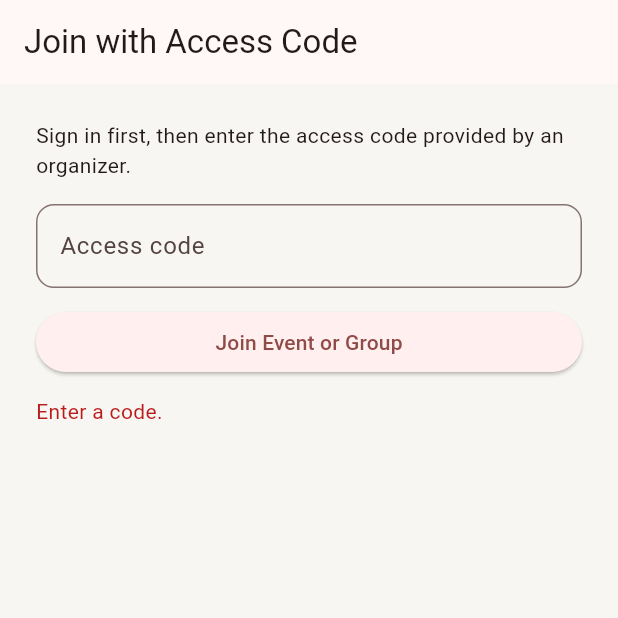
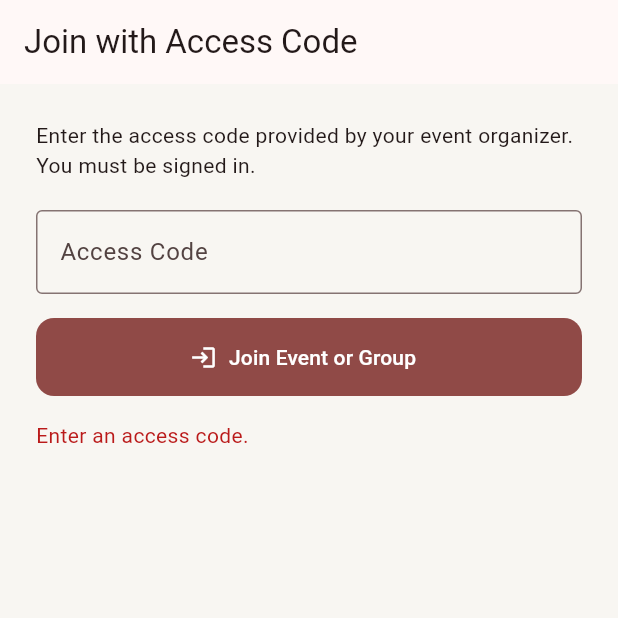
Before and after one commit to Walter926/temple-procession-tracker, a Flutter app: the JoinCodeScreen screen opened by its route, after a tap on "Join Event or Group", on a phone screen of 412 x 824 dp, the top half of it. Run offline on Flutter 3.47's test engine with Material 3 defaults, Android fonts, the light colour scheme and no system bars; our stand-ins replace cloud_firestore, cloud_functions, firebase_auth, firebase_core, firebase_messaging, firebase_storage and 5 more; accounts and stored records are empty.

Commit message:
Phase 23 Done

```diff
--- a/mobile_app/temple_procession_tracker_app/lib/features/auth/join_code_screen.dart
+++ b/mobile_app/temple_procession_tracker_app/lib/features/auth/join_code_screen.dart
@@ -1,10 +1,13 @@
 import 'package:cloud_functions/cloud_functions.dart';
+import 'package:firebase_auth/firebase_auth.dart';
 import 'package:flutter/material.dart';
 import 'package:go_router/go_router.dart';
+
 import '../../app/app_routes.dart';
 
 class JoinCodeScreen extends StatefulWidget {
   const JoinCodeScreen({super.key});
+
   @override
   State<JoinCodeScreen> createState() => _JoinCodeScreenState();
 }
@@ -15,43 +18,82 @@ class _JoinCodeScreenState extends State<JoinCodeScreen> {
   String? _error;
 
   @override
-  void dispose() { _controller.dispose(); super.dispose(); }
+  void dispose() {
+    _controller.dispose();
+    super.dispose();
+  }
 
   Future<void> _join() async {
     final code = _controller.text.trim();
-    if (code.isEmpty) { setState(() => _error = 'Enter a code.'); return; }
+
+    if (FirebaseAuth.instance.currentUser == null) {
+      setState(() => _error = 'Please sign in before using an access code.');
+      return;
+    }
+    if (code.isEmpty) {
+      setState(() => _error = 'Enter an access code.');
+      return;
+    }
+
     setState(() { _busy = true; _error = null; });
+
     try {
-      final result = await FirebaseFunctions.instance.httpsCallable('redeemAccessCode').call<Map<String, dynamic>>({'code': code});
+      final result = await FirebaseFunctions.instanceFor(region: 'us-central1')
+          .httpsCallable('redeemAccessCode')
+          .call<Map<String, dynamic>>({'code': code});
+
       final groupId = result.data['groupId']?.toString() ?? '';
       if (!mounted) return;
       context.go(groupId.isNotEmpty ? AppRoutes.groupMapPath : AppRoutes.publicMapPath);
     } on FirebaseFunctionsException catch (error) {
       if (!mounted) return;
       final message = switch (error.code) {
-        'deadline-exceeded' => 'This code has expired.',
-        'resource-exhausted' => 'The code has reached its maximum uses.',
-        'failed-precondition' => error.message ?? 'This code is disabled or the event is closed.',
+        'unauthenticated' => 'Please sign in first.',
+        'not-found' => 'Invalid access code.',
+        'deadline-exceeded' => 'This access code has expired.',
+        'resource-exhausted' => 'This access code has reached its maximum uses.',
         'already-exists' => 'You already belong to another group in this event.',
-        'not-found' => 'Invalid code.',
-        _ => error.message ?? 'Unable to join with this code.',
+        'failed-precondition' => error.message ?? 'The code is disabled or the event is unavailable.',
+        'permission-denied' => error.message ?? 'You do not have permission to join.',
+        _ => error.message ?? 'Unable to redeem access code.',
       };
       setState(() => _error = message);
-    } catch (_) { if (mounted) setState(() => _error = 'Could not connect. Try again.'); }
-    finally { if (mounted) setState(() => _busy = false); }
+    } catch (error) {
+      if (mounted) setState(() => _error = 'Could not complete the request: $error');
+    } finally {
+      if (mounted) setState(() => _busy = false);
+    }
   }
 
   @override
-  Widget build(BuildContext context) => Scaffold(
-    appBar: AppBar(title: const Text('Join with Access Code')),
-    body: Padding(padding: const EdgeInsets.all(24), child: Column(crossAxisAlignment: CrossAxisAlignment.stretch, children: [
-      const Text('Sign in first, then enter the access code provided by an organizer.'),
-      const SizedBox(height: 16),
-      TextField(controller: _controller, textCapitalization: TextCapitalization.characters,
-        decoration: const InputDecoration(labelText: 'Access code', hintText: 'ABCD-EF12-3456-7890-ABCD')),
-      const SizedBox(height: 12),
-      ElevatedButton(onPressed: _busy ? null : _join, child: Text(_busy ? 'Validating...' : 'Join Event or Group')),
-      if (_error != null) Padding(padding: const EdgeInsets.only(top: 12), child: Text(_error!, style: TextStyle(color: Theme.of(context).colorScheme.error))),
-    ])),
-  );
+  Widget build(BuildContext context) {
+    return Scaffold(
+      appBar: AppBar(title: const Text('Join with Access Code')),
+      body: SafeArea(
+        child: ListView(
+          padding: const EdgeInsets.all(24),
+          children: [
+            const Text('Enter the access code provided by your event organizer. You must be signed in.'),
+            const SizedBox(height: 20),
+            TextField(
+              controller: _controller,
+              enabled: !_busy,
+              textCapitalization: TextCapitalization.characters,
+              decoration: const InputDecoration(labelText: 'Access Code', hintText: 'XXXX-XXXX-XXXX-XXXX-XXXX', border: OutlineInputBorder()),
+            ),
+            const SizedBox(height: 16),
+            FilledButton.icon(
+              onPressed: _busy ? null : _join,
+              icon: const Icon(Icons.login),
+              label: Text(_busy ? 'Validating...' : 'Join Event or Group'),
+            ),
+            if (_error != null) ...[
+              const SizedBox(height: 16),
+              Text(_error!, style: TextStyle(color: Theme.of(context).colorScheme.error)),
+            ],
+          ],
+        ),
+      ),
+    );
+  }
 }
```
Also changed, not shown: mobile_app/temple_procession_tracker_app/lib/core/services/gps_permission_service.dart (added, +24 -0 lines), mobile_app/temple_procession_tracker_app/lib/features/dashboard/home_screen.dart (+9 -50 lines), mobile_app/temple_procession_tracker_app/lib/features/tracking/gps_permission_screen.dart (added, +57 -0 lines), mobile_app/temple_procession_tracker_app/lib/features/tracking/team_leader_tracking_screen.dart (+10 -37 lines), 1 other file.
